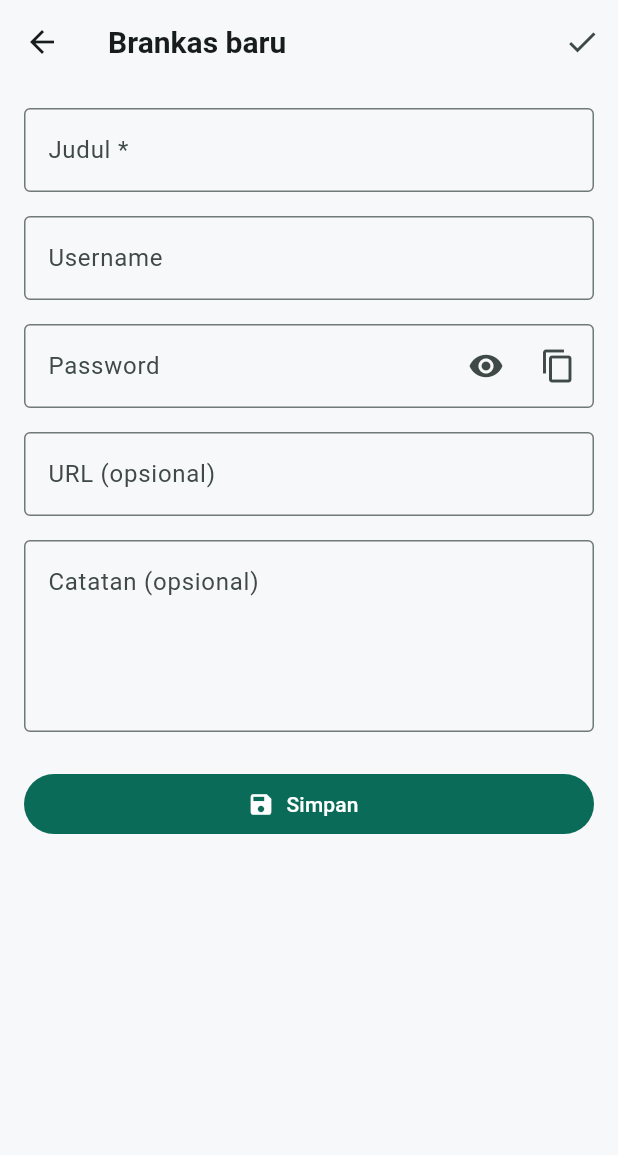
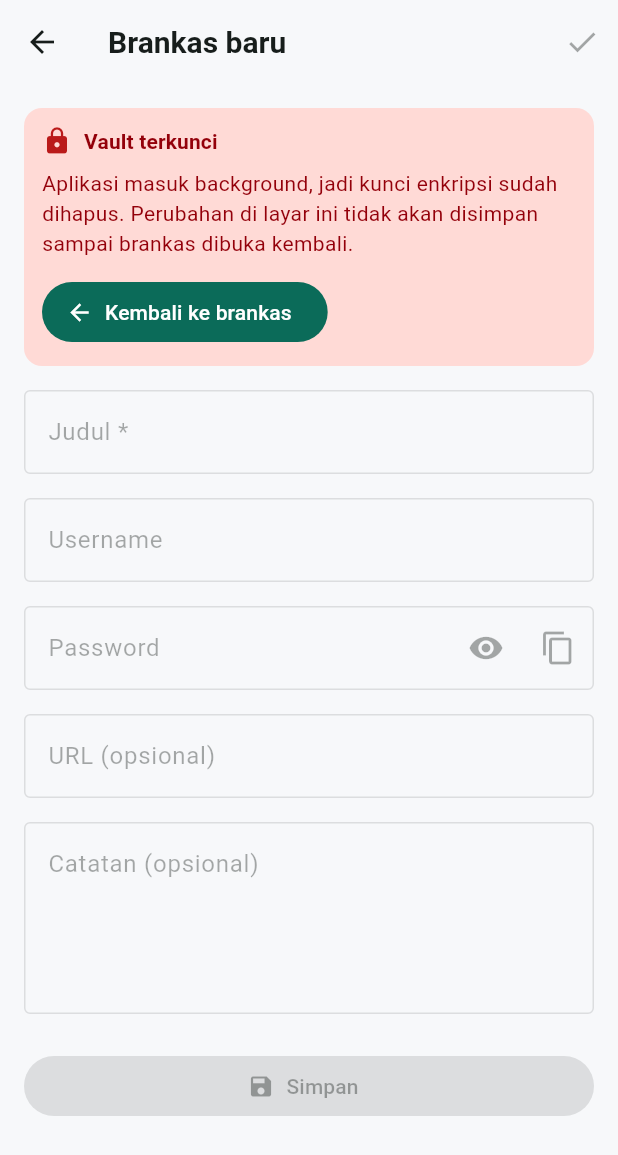
Before and after one commit to YusuP28/mylife, a Flutter app: the VaultEditorScreen screen opened directly, on a phone screen of 412 x 824 dp. Shown: the top 1155 px of the screen. Run offline on Flutter 3.47's test engine with Material 3 defaults, Android fonts, the phone set to English and light mode, and no system bars; our stand-ins replace sqflite; missing offline and left inert: cryptography; accounts and stored records are empty.

Commit message:
fix(vault): disable editor save when vault auto-locks

```diff
--- a/lib/screens/vault/vault_screen.dart
+++ b/lib/screens/vault/vault_screen.dart
@@ -461,6 +461,15 @@ class _VaultEditorScreenState extends State<VaultEditorScreen> {
   }
 
   Future<void> _save() async {
+    if (!context.read<VaultLockProvider>().isUnlocked) {
+      ScaffoldMessenger.of(context).showSnackBar(
+        const SnackBar(
+          content: Text('Vault terkunci. Buka brankas dulu sebelum menyimpan.'),
+        ),
+      );
+      return;
+    }
+
     final title = _titleCtrl.text.trim();
     if (title.isEmpty) {
       ScaffoldMessenger.of(context).showSnackBar(
@@ -523,13 +532,14 @@ class _VaultEditorScreenState extends State<VaultEditorScreen> {
   @override
   Widget build(BuildContext context) {
     final theme = Theme.of(context);
+    final locked = !context.watch<VaultLockProvider>().isUnlocked;
 
     return Scaffold(
       appBar: AppBar(
         title: Text(_isEditing ? 'Edit brankas' : 'Brankas baru'),
         actions: [
           IconButton(
-            onPressed: _saving ? null : _save,
+            onPressed: (_saving || locked) ? null : _save,
             tooltip: 'Simpan',
             icon: _saving
                 ? const SizedBox(
@@ -545,8 +555,13 @@ class _VaultEditorScreenState extends State<VaultEditorScreen> {
         child: ListView(
           padding: const EdgeInsets.all(16),
           children: <Widget>[
+            if (locked)
+              _VaultLockedBanner(
+                onBack: () => Navigator.of(context).pop(),
+              ),
             TextField(
               controller: _titleCtrl,
+              enabled: !locked,
               decoration: const InputDecoration(
                 labelText: 'Judul *',
                 border: OutlineInputBorder(),
@@ -555,6 +570,7 @@ class _VaultEditorScreenState extends State<VaultEditorScreen> {
             const SizedBox(height: 16),
             TextField(
               controller: _usernameCtrl,
+              enabled: !locked,
               decoration: const InputDecoration(
                 labelText: 'Username',
                 border: OutlineInputBorder(),
@@ -563,6 +579,7 @@ class _VaultEditorScreenState extends State<VaultEditorScreen> {
             const SizedBox(height: 16),
             TextField(
               controller: _passwordCtrl,
+              enabled: !locked,
               obscureText: !_showPassword,
               decoration: InputDecoration(
                 labelText: 'Password',
@@ -592,6 +609,7 @@ class _VaultEditorScreenState extends State<VaultEditorScreen> {
             const SizedBox(height: 16),
             TextField(
               controller: _urlCtrl,
+              enabled: !locked,
               decoration: const InputDecoration(
                 labelText: 'URL (opsional)',
                 border: OutlineInputBorder(),
@@ -600,6 +618,7 @@ class _VaultEditorScreenState extends State<VaultEditorScreen> {
             const SizedBox(height: 16),
             TextField(
               controller: _notesCtrl,
+              enabled: !locked,
               maxLines: 4,
               decoration: const InputDecoration(
                 labelText: 'Catatan (opsional)',
@@ -609,7 +628,7 @@ class _VaultEditorScreenState extends State<VaultEditorScreen> {
             ),
             const SizedBox(height: 24),
             FilledButton.icon(
-              onPressed: _saving ? null : _save,
+              onPressed: (_saving || locked) ? null : _save,
               icon: const Icon(Icons.save),
               label: Text(_saving ? 'Menyimpan...' : 'Simpan'),
             ),
@@ -619,3 +638,61 @@ class _VaultEditorScreenState extends State<VaultEditorScreen> {
     );
   }
 }
+/// Ditampilkan di editor ketika auto-lock terjadi saat layar ini masih terbuka.
+///
+/// Data yang sudah diketik tidak disimpan: menyimpan saat terkunci akan gagal
+/// (cipher `LockedEncryption`), jadi tombol simpan dimatikan dan pengguna
+/// diarahkan kembali ke layar buka brankas.
+class _VaultLockedBanner extends StatelessWidget {
+  const _VaultLockedBanner({required this.onBack});
+
+  final VoidCallback onBack;
+
+  @override
+  Widget build(BuildContext context) {
+    final theme = Theme.of(context);
+    final onError = theme.colorScheme.onErrorContainer;
+
+    return Container(
+      margin: const EdgeInsets.only(bottom: 16),
+      padding: const EdgeInsets.all(12),
+      decoration: BoxDecoration(
+        color: theme.colorScheme.errorContainer,
+        borderRadius: BorderRadius.circular(12),
+      ),
+      child: Column(
+        crossAxisAlignment: CrossAxisAlignment.start,
+        children: <Widget>[
+          Row(
+            children: <Widget>[
+              Icon(Icons.lock, size: 20, color: theme.colorScheme.error),
+              const SizedBox(width: 8),
+              Expanded(
+                child: Text(
+                  'Vault terkunci',
+                  style: theme.textTheme.titleSmall?.copyWith(
+                    color: onError,
+                    fontWeight: FontWeight.w600,
+                  ),
+                ),
+              ),
+            ],
+          ),
+          const SizedBox(height: 8),
+          Text(
+            'Aplikasi masuk background, jadi kunci enkripsi sudah dihapus. '
+            'Perubahan di layar ini tidak akan disimpan sampai brankas dibuka '
+            'kembali.',
+            style: TextStyle(color: onError, height: 1.4),
+          ),
+          const SizedBox(height: 12),
+          FilledButton.icon(
+            onPressed: onBack,
+            icon: const Icon(Icons.arrow_back),
+            label: const Text('Kembali ke brankas'),
+          ),
+        ],
+      ),
+    );
+  }
+}
```
Also changed, not shown: 1 other file.
